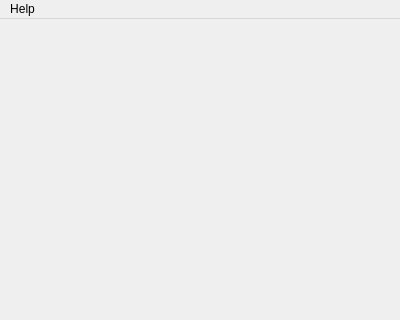
The window that src/mainwindow.ui (devtamer/podcast-pro) describes before a commit, drawn with Qt 5; both pictures show x 0 to 400 and y 0 to 320 of the 400 by 600 pixel window.
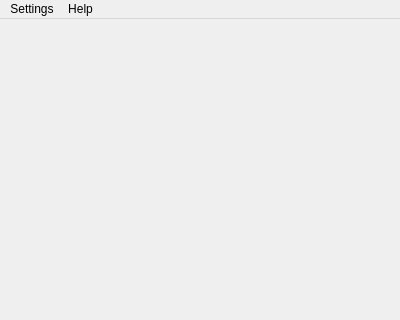
The same window after the commit. Icons and pictures are not drawn.

Patch:
```diff
--- a/src/mainwindow.ui
+++ b/src/mainwindow.ui
@@ -41,6 +41,13 @@
     <addaction name="actionAbout_2"/>
     <addaction name="actionReport_Problem"/>
    </widget>
+   <widget class="QMenu" name="menuSettings">
+    <property name="title">
+     <string>Settings</string>
+    </property>
+    <addaction name="actionSettings"/>
+   </widget>
+   <addaction name="menuSettings"/>
    <addaction name="helpMenu"/>
   </widget>
   <widget class="QStatusBar" name="statusbar"/>
```
Left out of the diff: 5 changed lines with no effect on the pictures.
